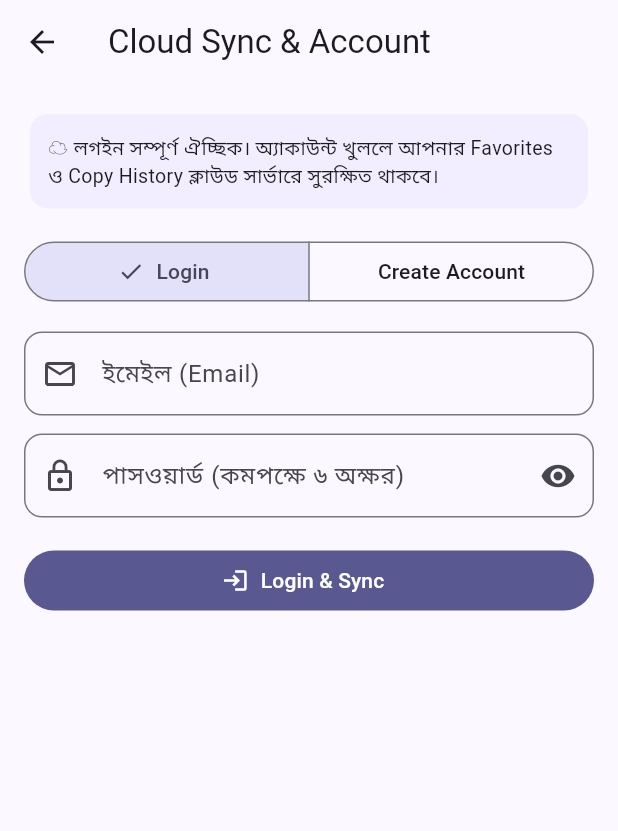
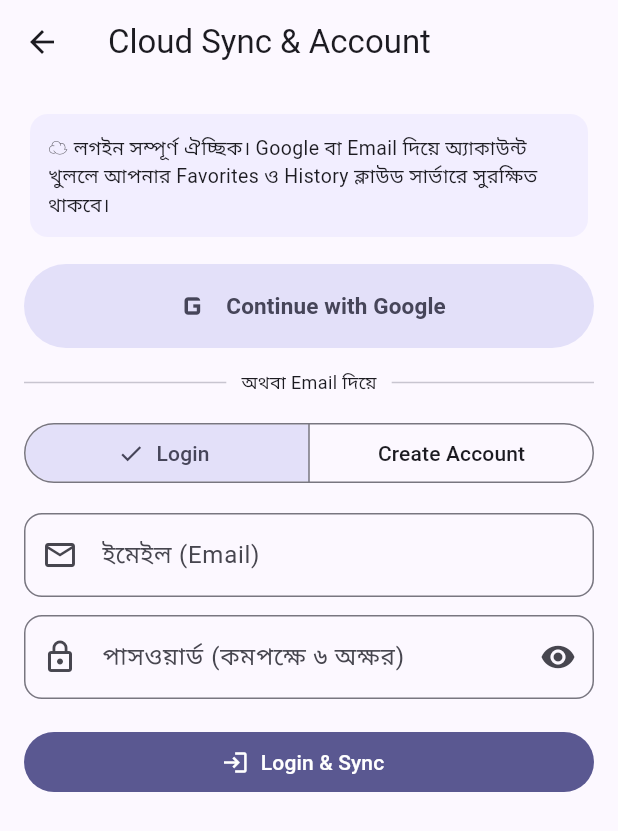
Before and after one commit to gangstarargho-prog/stylish-text-maker, a Flutter app: the screen it shows after launch, after a tap on the "account circle" icon, on a phone screen of 412 x 824 dp. Shown: the top 831 px of the screen. Run offline on Flutter 3.47's test engine with Material 3 defaults, Android fonts, the phone set to English and light mode, and no system bars; our stand-ins replace flutter_image_compress, google_sign_in, image_picker, share_plus, shared_preferences; missing offline and left inert: gal, google_mlkit_text_recognition; network calls fail.

Commit message:
Update cloud_screen.dart

```diff
--- a/lib/cloud_screen.dart
+++ b/lib/cloud_screen.dart
@@ -1,9 +1,5 @@
 import 'package:flutter/material.dart';
 import 'engines.dart';
-
-// ============================================================================
-// 1. CLOUD ACCOUNT, SYNC & DELETE ACCOUNT SCREEN
-// ============================================================================
 
 class CloudAccountScreen extends StatefulWidget {
   final AppController app;
@@ -73,8 +69,21 @@ class _CloudAccountScreenState extends State<CloudAccountScreen> {
     }
   }
 
+  Future<void> _handleGoogleLogin() async {
+    setState(() => _busy = true);
+    final err = await widget.app.loginWithGoogle();
+    if (!mounted) return;
+    setState(() => _busy = false);
+    if (err != null) {
+      _showMsg(err);
+    } else {
+      _showMsg('Google দিয়ে সফলভাবে লগইন ও সিঙ্ক হয়েছে! ✅');
+    }
+  }
+
   Future<void> _confirmDeleteAccount() async {
-    final passCtrl = TextEditingController();
+    final inputCtrl = TextEditingController();
+    final isGoogle = widget.app.isGoogleUser;
     final confirmed = await showDialog<bool>(
       context: context,
       builder: (ctx) => AlertDialog(
@@ -83,17 +92,19 @@ class _CloudAccountScreenState extends State<CloudAccountScreen> {
           mainAxisSize: MainAxisSize.min,
           crossAxisAlignment: CrossAxisAlignment.start,
           children: [
-            const Text(
-              'সতর্কতা: এতে সার্ভার থেকে আপনার অ্যাকাউন্ট এবং সব ক্লাউড ব্যাকআপ স্থায়ীভাবে মুছে যাবে। নিশ্চিত করতে আপনার পাসওয়ার্ড দিন:',
-              style: TextStyle(fontSize: 13),
+            Text(
+              isGoogle
+                  ? 'সতর্কতা: এতে আপনার অ্যাকাউন্ট ও ক্লাউড ডেটা স্থায়ীভাবে মুছে যাবে। নিশ্চিত করতে বক্সে DELETE লিখুন:'
+                  : 'সতর্কতা: এতে আপনার অ্যাকাউন্ট ও ক্লাউড ডেটা স্থায়ীভাবে মুছে যাবে। নিশ্চিত করতে আপনার পাসওয়ার্ড দিন:',
+              style: const TextStyle(fontSize: 13),
             ),
             const SizedBox(height: 12),
             TextField(
-              controller: passCtrl,
-              obscureText: true,
-              decoration: const InputDecoration(
-                labelText: 'পাসওয়ার্ড',
-                border: OutlineInputBorder(),
+              controller: inputCtrl,
+              obscureText: !isGoogle,
+              decoration: InputDecoration(
+                labelText: isGoogle ? 'লিখুন: DELETE' : 'পাসওয়ার্ড',
+                border: const OutlineInputBorder(),
                 isDense: true,
               ),
             ),
@@ -114,13 +125,16 @@ class _CloudAccountScreenState extends State<CloudAccountScreen> {
     );
 
     if (confirmed != true) {
-      passCtrl.dispose();
+      inputCtrl.dispose();
       return;
     }
 
     setState(() => _busy = true);
-    final err = await widget.app.deleteAccount(passCtrl.text);
-    passCtrl.dispose();
+    final err = await widget.app.deleteAccount(
+      password: isGoogle ? '' : inputCtrl.text,
+      confirmText: isGoogle ? inputCtrl.text.trim() : '',
+    );
+    inputCtrl.dispose();
     if (!mounted) return;
     setState(() => _busy = false);
 
@@ -176,13 +190,15 @@ class _CloudAccountScreenState extends State<CloudAccountScreen> {
                                   style: Theme.of(context).textTheme.bodySmall,
                                 ),
                                 const SizedBox(height: 4),
-                                const Row(
+                                Row(
                                   children: [
-                                    Icon(Icons.cloud_done, size: 16, color: Colors.green),
-                                    SizedBox(width: 4),
+                                    const Icon(Icons.cloud_done, size: 16, color: Colors.green),
+                                    const SizedBox(width: 4),
                                     Text(
-                                      'Cloud Sync Active',
-                                      style: TextStyle(color: Colors.green, fontSize: 12),
+                                      widget.app.isGoogleUser
+                                          ? 'Google Cloud Sync Active'
+                                          : 'Cloud Sync Active',
+                                      style: const TextStyle(color: Colors.green, fontSize: 12),
                                     ),
                                   ],
                                 ),
@@ -277,12 +293,36 @@ class _CloudAccountScreenState extends State<CloudAccountScreen> {
                   child: const Padding(
                     padding: EdgeInsets.all(12),
                     child: Text(
-                      '☁️ লগইন সম্পূর্ণ ঐচ্ছিক। অ্যাকাউন্ট খুললে আপনার Favorites ও Copy History ক্লাউড সার্ভারে সুরক্ষিত থাকবে।',
+                      '☁️ লগইন সম্পূর্ণ ঐচ্ছিক। Google বা Email দিয়ে অ্যাকাউন্ট খুললে আপনার Favorites ও History ক্লাউড সার্ভারে সুরক্ষিত থাকবে।',
                       style: TextStyle(fontSize: 13),
                     ),
                   ),
                 ),
                 const SizedBox(height: 14),
+                FilledButton.tonalIcon(
+                  style: FilledButton.styleFrom(
+                    padding: const EdgeInsets.symmetric(vertical: 14),
+                  ),
+                  onPressed: _busy ? null : _handleGoogleLogin,
+                  icon: const Icon(Icons.g_mobiledata, size: 28),
+                  label: const Text(
+                    'Continue with Google',
+                    style: TextStyle(fontSize: 15, fontWeight: FontWeight.bold),
+                  ),
+                ),
+                const Padding(
+                  padding: EdgeInsets.symmetric(vertical: 14),
+                  child: Row(
+                    children: [
+                      Expanded(child: Divider()),
+                      Padding(
+                        padding: EdgeInsets.symmetric(horizontal: 10),
+                        child: Text('অথবা Email দিয়ে', style: TextStyle(fontSize: 12)),
+                      ),
+                      Expanded(child: Divider()),
+                    ],
+                  ),
+                ),
                 SegmentedButton<bool>(
                   segments: const [
                     ButtonSegment(value: false, label: Text('Login')),
@@ -344,10 +384,6 @@ class _CloudAccountScreenState extends State<CloudAccountScreen> {
     );
   }
 }
-
-// ============================================================================
-// 2. IN-APP USER FEEDBACK SCREEN
-// ============================================================================
 
 class FeedbackScreen extends StatefulWidget {
   final AppController app;
```
